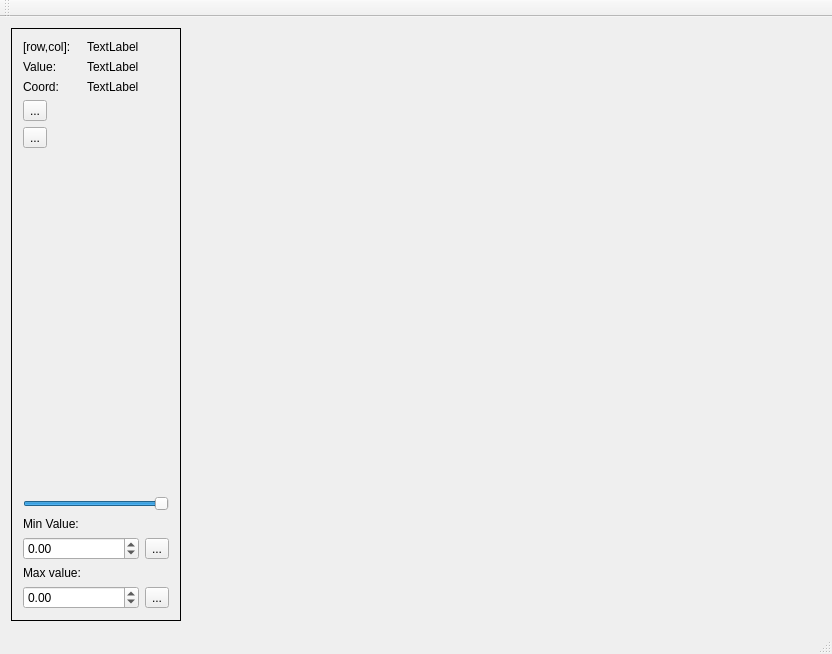
vjetten/MapEdit, file mainwindow.ui: the form before one commit.
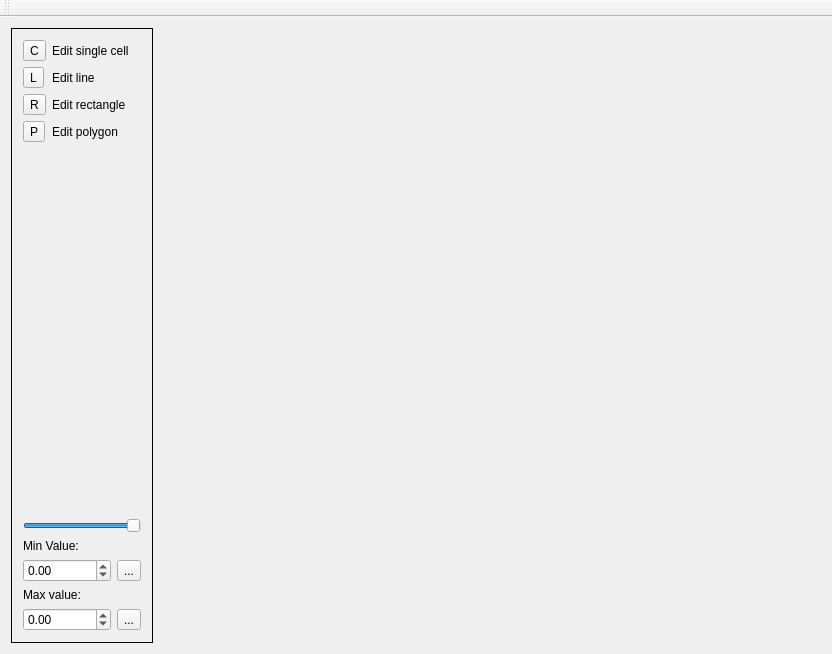
The form after the commit.

Commit message: // poly and cell work

Patch:
```diff
--- a/mainwindow.ui
+++ b/mainwindow.ui
@@ -30,132 +30,88 @@
        <enum>QFrame::Plain</enum>
       </property>
       <layout class="QGridLayout" name="gridLayout">
-       <item row="10" column="2">
-        <widget class="QToolButton" name="toolButtonResetMax">
-         <property name="text">
-          <string>...</string>
-         </property>
-        </widget>
-       </item>
-       <item row="7" column="0">
-        <widget class="QLabel" name="label">
-         <property name="text">
-          <string>Min Value:</string>
-         </property>
-        </widget>
-       </item>
-       <item row="3" column="0">
+       <item row="0" column="0">
         <widget class="QToolButton" name="toolButton_editCell">
          <property name="text">
-          <string>...</string>
+          <string>C</string>
          </property>
          <property name="checkable">
           <bool>true</bool>
          </property>
         </widget>
        </item>
-       <item row="9" column="0">
-        <widget class="QLabel" name="label_2">
-         <property name="text">
-          <string>Max value:</string>
-         </property>
-        </widget>
-       </item>
-       <item row="0" column="0">
+       <item row="0" column="1" colspan="2">
         <widget class="QLabel" name="label_3">
          <property name="text">
-          <string>[row,col]:</string>
+          <string>Edit single cell</string>
          </property>
         </widget>
        </item>
-       <item row="10" column="0" colspan="2">
-        <widget class="QDoubleSpinBox" name="spinMaxV">
-         <property name="minimum">
-          <double>-1000000000.000000000000000</double>
-         </property>
-         <property name="maximum">
-          <double>1000000000.000000000000000</double>
-         </property>
-         <property name="singleStep">
-          <double>0.010000000000000</double>
-         </property>
-        </widget>
-       </item>
-       <item row="8" column="0" colspan="2">
-        <widget class="QDoubleSpinBox" name="spinMinV">
-         <property name="sizePolicy">
-          <sizepolicy hsizetype="Preferred" vsizetype="Fixed">
-           <horstretch>0</horstretch>
-           <verstretch>0</verstretch>
-          </sizepolicy>
-         </property>
-         <property name="minimum">
-          <double>-1000000000.000000000000000</double>
-         </property>
-         <property name="maximum">
-          <double>1000000000.000000000000000</double>
-         </property>
-         <property name="singleStep">
-          <double>0.010000000000000</double>
-         </property>
-        </widget>
-       </item>
-       <item row="1" column="1">
-        <widget class="QLabel" name="label_value">
+       <item row="1" column="0">
+        <widget class="QToolButton" name="toolButton_editLine">
          <property name="text">
-          <string>TextLabel</string>
+          <string>L</string>
          </property>
-        </widget>
-       </item>
-       <item row="0" column="1">
-        <widget class="QLabel" name="label_rowcol">
-         <property name="text">
-          <string>TextLabel</string>
+         <property name="checkable">
+          <bool>true</bool>
          </property>
         </widget>
        </item>
-       <item row="8" column="2">
-        <widget class="QToolButton" name="toolButtonResetMin">
+       <item row="1" column="1" colspan="2">
+        <widget class="QLabel" name="label_4">
          <property name="text">
-          <string>...</string>
+          <string>Edit line</string>
          </property>
         </widget>
        </item>
        <item row="2" column="0">
+        <widget class="QToolButton" name="toolButton_editRectangle">
+         <property name="text">
+          <string>R</string>
+         </property>
+         <property name="checkable">
+          <bool>true</bool>
+         </property>
+        </widget>
+       </item>
+       <item row="2" column="1" colspan="2">
         <widget class="QLabel" name="label_5">
          <property name="text">
-          <string>Coord:</string>
+          <string>Edit rectangle</string>
          </property>
         </widget>
        </item>
-       <item row="5" column="0">
-        <spacer name="verticalSpacer_2">
+       <item row="3" column="0">
+        <widget class="QToolButton" name="toolButton_editPolygon">
+         <property name="text">
+          <string>P</string>
+         </property>
+         <property name="checkable">
+          <bool>true</bool>
+         </property>
+        </widget>
+       </item>
+       <item row="3" column="1" colspan="2">
+        <widget class="QLabel" name="label_6">
+         <property name="text">
+          <string>Edit polygon</string>
+         </property>
+        </widget>
+       </item>
+       <item row="4" column="0">
+        <spacer name="verticalSpacer">
          <property name="orientation">
           <enum>Qt::Vertical</enum>
          </property>
          <property name="sizeHint" stdset="0">
           <size>
            <width>20</width>
-           <height>528</height>
+           <height>40</height>
           </size>
          </property>
         </spacer>
        </item>
-       <item row="2" column="1">
-        <widget class="QLabel" name="label_coor">
-         <property name="text">
-          <string>TextLabel</string>
-         </property>
-        </widget>
-       </item>
-       <item row="1" column="0">
-        <widget class="QLabel" name="label_4">
-         <property name="text">
-          <string>Value:</string>
-         </property>
-        </widget>
-       </item>
-       <item row="6" column="0" colspan="3">
+       <item row="5" column="0" colspan="3">
         <widget class="QSlider" name="transparency">
          <property name="sizePolicy">
           <sizepolicy hsizetype="Preferred" vsizetype="Fixed">
@@ -177,13 +133,69 @@
          </property>
         </widget>
        </item>
-       <item row="4" column="0">
-        <widget class="QToolButton" name="toolButton_editPolygon">
+       <item row="6" column="0" colspan="3">
+        <widget class="QLabel" name="label">
          <property name="text">
+          <string>Min Value:</string>
+         </property>
+        </widget>
+       </item>
+       <item row="7" column="0" colspan="2">
+        <widget class="QDoubleSpinBox" name="spinMinV">
+         <property name="sizePolicy">
+          <sizepolicy hsizetype="Fixed" vsizetype="Fixed">
+           <horstretch>0</horstretch>
+           <verstretch>0</verstretch>
+          </sizepolicy>
+         </property>
+         <property name="minimum">
+          <double>-1000000000.000000000000000</double>
+         </property>
+         <property name="maximum">
+          <double>1000000000.000000000000000</double>
+         </property>
+         <property name="singleStep">
+          <double>0.010000000000000</double>
+         </property>
+        </widget>
+       </item>
+       <item row="7" column="2">
+        <widget class="QToolButton" name="toolButtonResetMin">
+         <property name="text">
           <string>...</string>
          </property>
-         <property name="checkable">
-          <bool>true</bool>
+        </widget>
+       </item>
+       <item row="8" column="0" colspan="3">
+        <widget class="QLabel" name="label_2">
+         <property name="text">
+          <string>Max value:</string>
+         </property>
+        </widget>
+       </item>
+       <item row="9" column="0" colspan="2">
+        <widget class="QDoubleSpinBox" name="spinMaxV">
+         <property name="sizePolicy">
+          <sizepolicy hsizetype="Fixed" vsizetype="Fixed">
+           <horstretch>0</horstretch>
+           <verstretch>0</verstretch>
+          </sizepolicy>
+         </property>
+         <property name="minimum">
+          <double>-1000000000.000000000000000</double>
+         </property>
+         <property name="maximum">
+          <double>1000000000.000000000000000</double>
+         </property>
+         <property name="singleStep">
+          <double>0.010000000000000</double>
+         </property>
+        </widget>
+       </item>
+       <item row="9" column="2">
+        <widget class="QToolButton" name="toolButtonResetMax">
+         <property name="text">
+          <string>...</string>
          </property>
         </widget>
        </item>
@@ -247,7 +259,6 @@
     <bool>false</bool>
    </attribute>
   </widget>
-  <widget class="QStatusBar" name="statusBar"/>
  </widget>
  <layoutdefault spacing="6" margin="11"/>
  <resources/>
```
The commit also changes 6 other files.
